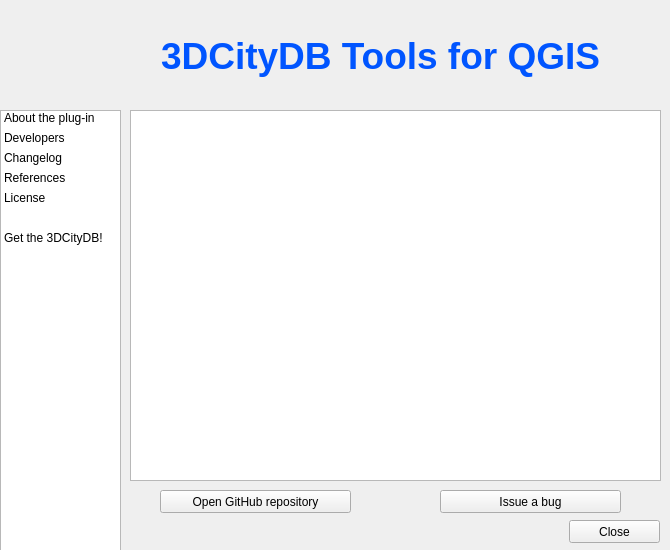
This is shared/gui_about/ui/about_dialog.ui in tudelft3d/3DCityDB-Tools-for-QGIS as Qt 5 draws it before an edit. The edited form follows.
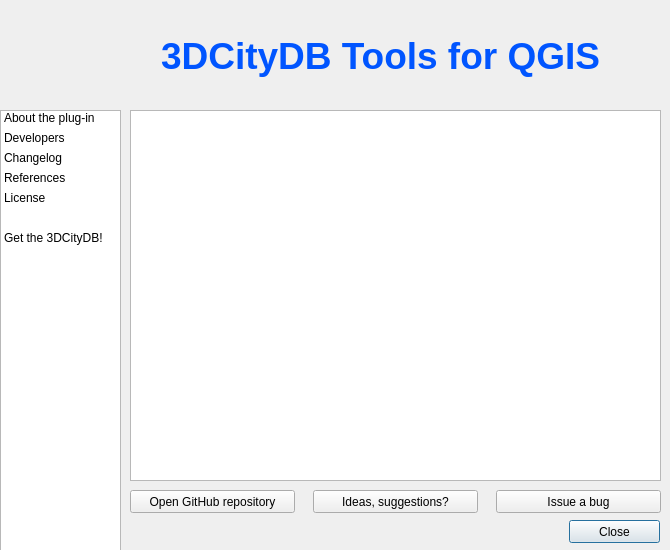
This is the edited form. Icons and pictures are not drawn.

```diff
--- a/shared/gui_about/ui/about_dialog.ui
+++ b/shared/gui_about/ui/about_dialog.ui
@@ -181,15 +181,15 @@
     <widget class="QPushButton" name="btnIssueBug">
      <property name="geometry">
       <rect>
-       <x>320</x>
+       <x>376</x>
        <y>390</y>
-       <width>181</width>
+       <width>165</width>
        <height>23</height>
       </rect>
      </property>
      <property name="minimumSize">
       <size>
-       <width>0</width>
+       <width>165</width>
        <height>23</height>
       </size>
      </property>
@@ -206,15 +206,21 @@
     <widget class="QPushButton" name="btnOpenGitHub">
      <property name="geometry">
       <rect>
-       <x>40</x>
+       <x>10</x>
        <y>390</y>
-       <width>191</width>
+       <width>165</width>
        <height>23</height>
       </rect>
      </property>
+     <property name="sizePolicy">
+      <sizepolicy hsizetype="Fixed" vsizetype="Fixed">
+       <horstretch>0</horstretch>
+       <verstretch>0</verstretch>
+      </sizepolicy>
+     </property>
      <property name="minimumSize">
       <size>
-       <width>0</width>
+       <width>165</width>
        <height>23</height>
       </size>
      </property>
@@ -228,6 +234,31 @@
       <string>Open GitHub repository</string>
      </property>
     </widget>
+    <widget class="QPushButton" name="btnIdeas">
+     <property name="geometry">
+      <rect>
+       <x>193</x>
+       <y>390</y>
+       <width>165</width>
+       <height>23</height>
+      </rect>
+     </property>
+     <property name="minimumSize">
+      <size>
+       <width>165</width>
+       <height>23</height>
+      </size>
+     </property>
+     <property name="maximumSize">
+      <size>
+       <width>16777215</width>
+       <height>23</height>
+      </size>
+     </property>
+     <property name="text">
+      <string>Ideas, suggestions?</string>
+     </property>
+    </widget>
    </widget>
    <widget class="QWidget" name="pgDevelopers">
     <widget class="QTextBrowser" name="txtDevelopers">
@@ -476,6 +507,15 @@
    <property name="text">
     <string>Close</string>
    </property>
+   <property name="autoDefault">
+    <bool>true</bool>
+   </property>
+   <property name="default">
+    <bool>true</bool>
+   </property>
+   <property name="flat">
+    <bool>false</bool>
+   </property>
   </widget>
   <widget class="QLabel" name="lbl_img">
    <property name="geometry">
```
Left out of the diff: 3 changed lines with no effect on the pictures.
